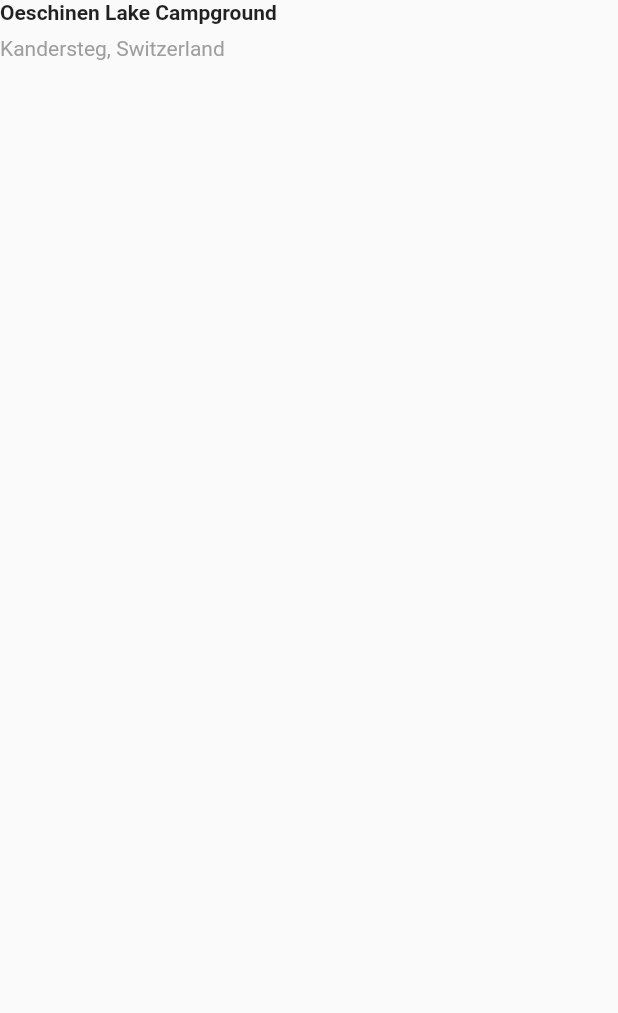
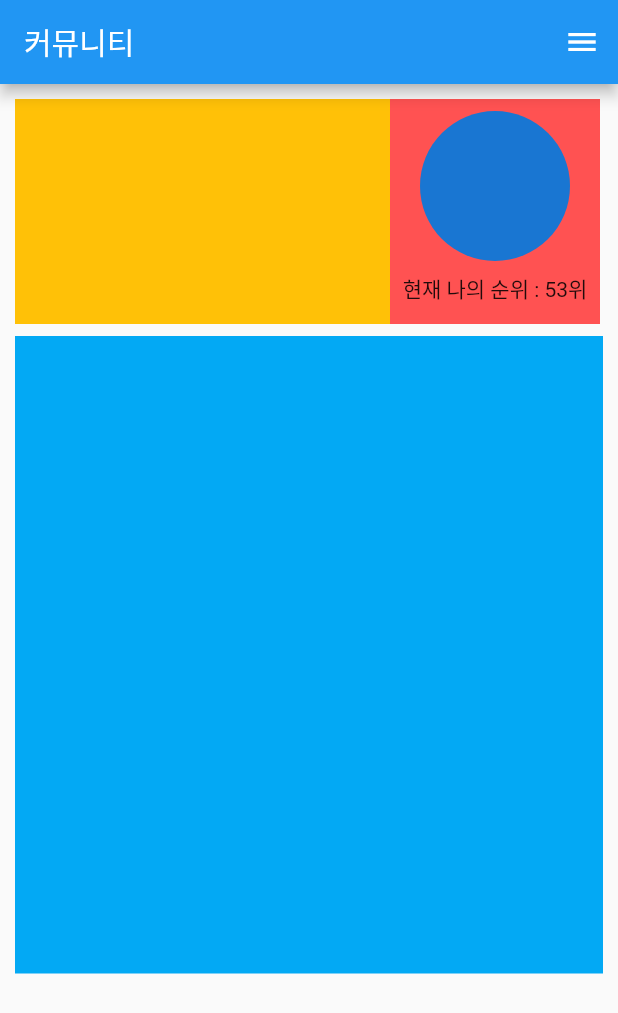
Before and after one commit to hyvnua/Capstone_Design, a Flutter app: the Communication screen opened directly, on a phone screen of 412 x 824 dp. Shown: the top 1013 px of the screen. Run offline on Flutter 3.47's test engine with Material 2 defaults, Android fonts, the phone set to English and light mode, and no system bars.

Commit message:
Update New Files

```diff
--- a/lib/communication.dart
+++ b/lib/communication.dart
@@ -1,27 +1,125 @@
 import 'package:flutter/material.dart';
+import 'package:anti_alcohol/menu.dart';
+
 
 class Communication extends StatelessWidget {
   @override
   Widget build(BuildContext context) {
     return Scaffold(
+      appBar: AppBar(
+        title: Text("커뮤니티"),
+        automaticallyImplyLeading: false,
+
+      ),
+      endDrawer: Drawer( //side menu 구현(메뉴화면)
+        child: ListView(
+          children: <Widget>[
+            Container(
+              height : 65.0,  // 사용자 정보 목록 높이 설정
+              child: DrawerHeader( //사용자 정보 목록
+                child: Row(
+                  crossAxisAlignment: CrossAxisAlignment.center,
+                  children: <Widget>[
+                    CircleAvatar(
+                      //backgroundImage: ,
+                      radius: 30.0,
+                    ),
+                    Expanded(
+                      child: Text("OOO사용자님"),
+                    ),
+                    Icon(Icons.menu),
+                  ],
+                ),
+              ),
+            ),
+            Divider(height: 3.0, color: Colors.black,),
+            Container(
+              height : 200,
+              child: ListTile(   //절약 비용 목록
+
+                title: Text("절약 비용 목록"),
+              ),
+
+            ),
+            Divider(height: 3.0, color: Colors.black,),
+            Container(
+              height : 55,
+              child: ListTile(   //커뮤니티 목록
+                title: Text("커뮤니티 목록"),
+                onTap: () => {
+                  Navigator.push(
+                    context,
+                    MaterialPageRoute(
+                      builder: (context) => Communication(),
+                    ),
+                  ),
+                  // Navigator.pop(context),
+                },
+              ),
+            ),
+            Divider(height: 3.0, color: Colors.black,),
+          ],
+        ),
+      ),
+
+
       body: Container(
         child: Column(
           crossAxisAlignment: CrossAxisAlignment.start,
-          children: [
-            /*2*/
-            Container(
-              padding: const EdgeInsets.only(bottom: 8),
-              child: Text(
-                'Oeschinen Lake Campground',
-                style: TextStyle(
-                  fontWeight: FontWeight.bold,
+          children: <Widget>[
+            Padding(
+              padding: const EdgeInsets.fromLTRB(10.0, 10.0, 10.0, 0.0),
+              child: Container(  //경쟁순위 큰 박스
+                padding: const EdgeInsets.only(bottom: 8),
+                child: Row(
+                  children: <Widget>[
+                    Container(
+                      height: 150,
+                      width : 250,
+                      decoration: BoxDecoration(
+                        color: Colors.amber,
+                      ),
+                    ),//경쟁순위 작은 박스
+                    Container(
+                      height : 150,
+                      width : 140,
+                      decoration: BoxDecoration(
+                        color: Colors.redAccent,
+                      ),
+                      child: Column(
+                          children: <Widget>[
+                            Padding(
+                              padding: const EdgeInsets.all(8.0),
+                              child: CircleAvatar(
+                                // backgroundImage: AssetImage('assets/koala.png'),
+                                radius: 50.0,
+                              ),
+                            ),
+                            Text('현재 나의 순위 : 53위'),
+                            //TextAlign.center = true,
+                          ],
+                      ),
+                    ),//현재 나의 순위 작은 박스
+                  ],
                 ),
               ),
-            ),
-            Text(
-              'Kandersteg, Switzerland',
-              style: TextStyle(
-                color: Colors.grey[500],
+            ), //경쟁순위 보여주는 박스
+            Expanded(
+              child: SingleChildScrollView(
+                child: Padding(  //게시판 박스
+                  padding: const EdgeInsets.fromLTRB(10.0, 0.0, 10.0, 0.0),
+                  child: Column(
+                    children: <Widget>[
+                      Container(
+                        height : 425,
+                        width : 450,
+                        decoration: BoxDecoration(
+                          color: Colors.lightBlue,
+                        ),
+                      ),
+                    ],
+                  ),
+                ),
               ),
             ),
           ],
--- /dev/null
+++ b/lib/login.dart
@@ -0,0 +1 @@
+import 'package:flutter/material.dart';
```
Also changed, not shown: lib/home.dart (+41 -18 lines), lib/menu.dart (+10 -0 lines), pubspec.yaml (+6 -4 lines), assets/elephant.png (added), assets/koala.png (added), assets/monkey.png (added), assets/sloth.png (added).
